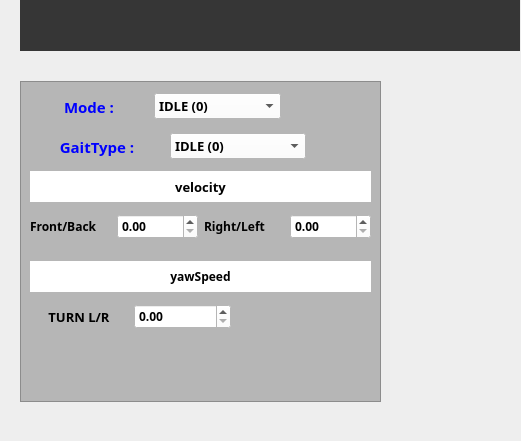
This is sample2.ui in sohyeonAhn/rplidar_object_detection as Qt 5 draws it before an edit; both pictures show x 0 to 521 and y 509 to 950 of the 1123 by 950 pixel window. The edited form follows.
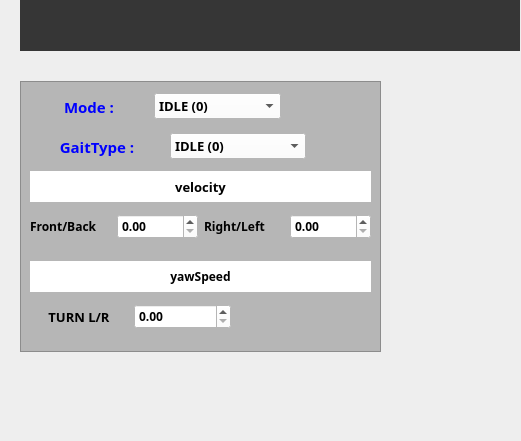
This is the edited form. Custom widgets are drawn as their Qt base class.

Commit message: Lidar 연결 예외 처리 추가

```diff
--- a/sample2.ui
+++ b/sample2.ui
@@ -54,7 +54,7 @@
       <x>20</x>
       <y>590</y>
       <width>361</width>
-      <height>321</height>
+      <height>271</height>
      </rect>
     </property>
     <property name="styleSheet">
```
Left out of the diff: 10 changed lines with no effect on the pictures. The commit also changes 1 other file.
